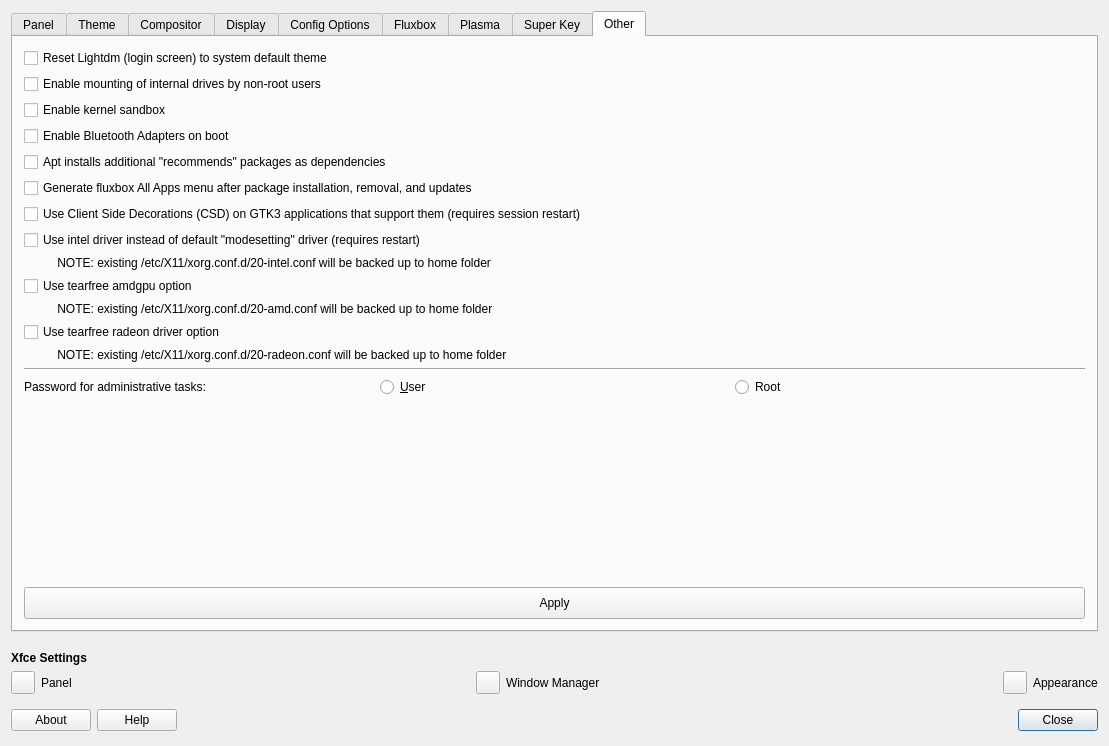
q4os/mxtools-for-debian, file mx-tweak/defaultlook.ui: the form before one commit.
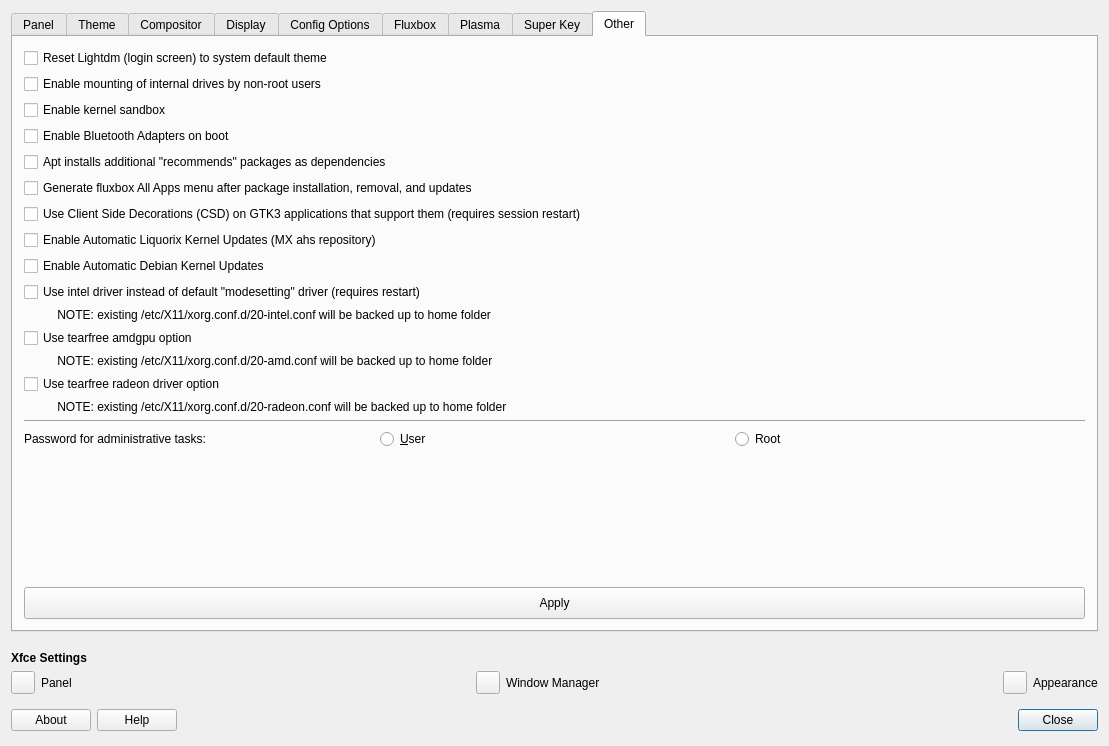
The form after the commit. The open tabs and pages were chosen to show the change. Icons and pictures are not drawn.

What changed in the file:
```diff
--- a/mx-tweak/defaultlook.ui
+++ b/mx-tweak/defaultlook.ui
@@ -265,7 +265,7 @@
       <enum>QTabWidget::North</enum>
      </property>
      <property name="currentIndex">
-      <number>7</number>
+      <number>8</number>
      </property>
      <widget class="QWidget" name="Panel">
       <attribute name="title">
@@ -1912,34 +1912,28 @@
          <property name="sizeConstraint">
           <enum>QLayout::SetNoConstraint</enum>
          </property>
-         <item row="16" column="0" colspan="3">
-          <spacer name="verticalSpacer_6">
-           <property name="orientation">
-            <enum>Qt::Vertical</enum>
+         <item row="13" column="0" colspan="3">
+          <widget class="QCheckBox" name="checkboxRadeontearfree">
+           <property name="text">
+            <string>Use tearfree radeon driver option</string>
            </property>
-           <property name="sizeHint" stdset="0">
-            <size>
-             <width>20</width>
-             <height>77</height>
-            </size>
-           </property>
-          </spacer>
+          </widget>
          </item>
-         <item row="0" column="0" colspan="3">
-          <widget class="QCheckBox" name="checkBoxLightdmReset">
+         <item row="14" column="0" colspan="3">
+          <widget class="QLabel" name="labelradeon">
            <property name="text">
-            <string>Reset Lightdm (login screen) to system default theme</string>
+            <string>          NOTE: existing /etc/X11/xorg.conf.d/20-radeon.conf will be backed up to home folder</string>
            </property>
           </widget>
          </item>
-         <item row="15" column="0">
+         <item row="18" column="0">
           <widget class="QLabel" name="label_11">
            <property name="text">
             <string>Password for administrative tasks:</string>
            </property>
           </widget>
          </item>
-         <item row="17" column="0" colspan="3">
+         <item row="20" column="0" colspan="3">
           <widget class="QPushButton" name="ButtonApplyEtc">
            <property name="minimumSize">
             <size>
@@ -1956,38 +1950,17 @@
            </property>
           </widget>
          </item>
-         <item row="14" column="0" colspan="3">
-          <widget class="Line" name="line_2">
-           <property name="orientation">
-            <enum>Qt::Horizontal</enum>
-           </property>
-          </widget>
-         </item>
-         <item row="1" column="0" colspan="3">
-          <widget class="QCheckBox" name="checkBoxMountInternalDrivesNonRoot">
+         <item row="5" column="0" colspan="3">
+          <widget class="QCheckBox" name="checkBoxDisableFluxboxMenuGeneration">
            <property name="text">
-            <string>Enable mounting of internal drives by non-root users</string>
+            <string>Generate fluxbox All Apps menu after package installation, removal, and updates</string>
            </property>
           </widget>
          </item>
-         <item row="15" column="2">
-          <widget class="QRadioButton" name="radioSudoRoot">
+         <item row="0" column="0" colspan="3">
+          <widget class="QCheckBox" name="checkBoxLightdmReset">
            <property name="text">
-            <string>Root</string>
-           </property>
-          </widget>
-         </item>
-         <item row="2" column="0" colspan="3">
-          <widget class="QCheckBox" name="checkBoxSandbox">
-           <property name="text">
-            <string>Enable kernel sandbox</string>
-           </property>
-          </widget>
-         </item>
-         <item row="15" column="1">
-          <widget class="QRadioButton" name="radioSudoUser">
-           <property name="text">
-            <string>&amp;User</string>
+            <string>Reset Lightdm (login screen) to system default theme</string>
            </property>
           </widget>
          </item>
@@ -2001,6 +1974,40 @@
            </property>
           </widget>
          </item>
+         <item row="18" column="2">
+          <widget class="QRadioButton" name="radioSudoRoot">
+           <property name="text">
+            <string>Root</string>
+           </property>
+          </widget>
+         </item>
+         <item row="11" column="0" colspan="3">
+          <widget class="QCheckBox" name="checkboxAMDtearfree">
+           <property name="text">
+            <string>Use tearfree amdgpu option</string>
+           </property>
+          </widget>
+         </item>
+         <item row="12" column="0" colspan="3">
+          <widget class="QLabel" name="labelamdgpu">
+           <property name="text">
+            <string>          NOTE: existing /etc/X11/xorg.conf.d/20-amd.conf will be backed up to home folder</string>
+           </property>
+          </widget>
+         </item>
+         <item row="19" column="0" colspan="3">
+          <spacer name="verticalSpacer_6">
+           <property name="orientation">
+            <enum>Qt::Vertical</enum>
+           </property>
+           <property name="sizeHint" stdset="0">
+            <size>
+             <width>20</width>
+             <height>77</height>
+            </size>
+           </property>
+          </spacer>
+         </item>
          <item row="4" column="0" colspan="3">
           <widget class="QCheckBox" name="checkBoxInstallRecommends">
            <property name="text">
@@ -2008,10 +2015,24 @@
            </property>
           </widget>
          </item>
-         <item row="5" column="0" colspan="3">
-          <widget class="QCheckBox" name="checkBoxDisableFluxboxMenuGeneration">
+         <item row="1" column="0" colspan="3">
+          <widget class="QCheckBox" name="checkBoxMountInternalDrivesNonRoot">
            <property name="text">
-            <string>Generate fluxbox All Apps menu after package installation, removal, and updates</string>
+            <string>Enable mounting of internal drives by non-root users</string>
+           </property>
+          </widget>
+         </item>
+         <item row="10" column="0" colspan="3">
+          <widget class="QLabel" name="labelIntel">
+           <property name="text">
+            <string>          NOTE: existing /etc/X11/xorg.conf.d/20-intel.conf will be backed up to home folder</string>
+           </property>
+          </widget>
+         </item>
+         <item row="18" column="1">
+          <widget class="QRadioButton" name="radioSudoUser">
+           <property name="text">
+            <string>&amp;User</string>
            </property>
           </widget>
          </item>
@@ -2022,45 +2043,44 @@
            </property>
           </widget>
          </item>
-         <item row="8" column="0" colspan="3">
+         <item row="2" column="0" colspan="3">
+          <widget class="QCheckBox" name="checkBoxSandbox">
+           <property name="text">
+            <string>Enable kernel sandbox</string>
+           </property>
+          </widget>
+         </item>
+         <item row="15" column="0" colspan="3">
+          <widget class="Line" name="line_2">
+           <property name="orientation">
+            <enum>Qt::Horizontal</enum>
+           </property>
+          </widget>
+         </item>
+         <item row="9" column="0" colspan="3">
           <widget class="QCheckBox" name="checkboxIntelDriver">
            <property name="text">
             <string>Use intel driver instead of default &quot;modesetting&quot; driver (requires restart)</string>
            </property>
           </widget>
          </item>
-         <item row="9" column="0" colspan="3">
-          <widget class="QLabel" name="labelIntel">
-           <property name="text">
-            <string>          NOTE: existing /etc/X11/xorg.conf.d/20-intel.conf will be backed up to home folder</string>
+         <item row="7" column="0" colspan="3">
+          <widget class="QCheckBox" name="checkBoxLiqKernelUpdates">
+           <property name="toolTip">
+            <string extracomment="toggle for apt hold action on update meta packages">put a hold or remove a hold on updates of Liquorix kernels</string>
            </property>
-          </widget>
-         </item>
-         <item row="10" column="0" colspan="3">
-          <widget class="QCheckBox" name="checkboxAMDtearfree">
            <property name="text">
-            <string>Use tearfree amdgpu option</string>
+            <string extracomment="uses apt-mark to hold or unhold updates to kernel metapackages">Enable Automatic Liquorix Kernel Updates (MX ahs repository)</string>
            </property>
           </widget>
          </item>
-         <item row="11" column="0" colspan="3">
-          <widget class="QLabel" name="labelamdgpu">
-           <property name="text">
-            <string>          NOTE: existing /etc/X11/xorg.conf.d/20-amd.conf will be backed up to home folder</string>
+         <item row="8" column="0" colspan="3">
+          <widget class="QCheckBox" name="checkBoxDebianKernelUpdates">
+           <property name="toolTip">
+            <string extracomment="toggle for apt hold action on update meta packages">put a hold or remove a hold on updates of Debian  kernels</string>
            </property>
-          </widget>
-         </item>
-         <item row="12" column="0" colspan="3">
-          <widget class="QCheckBox" name="checkboxRadeontearfree">
            <property name="text">
-            <string>Use tearfree radeon driver option</string>
-           </property>
-          </widget>
-         </item>
-         <item row="13" column="0" colspan="3">
-          <widget class="QLabel" name="labelradeon">
-           <property name="text">
-            <string>          NOTE: existing /etc/X11/xorg.conf.d/20-radeon.conf will be backed up to home folder</string>
+            <string extracomment="uses apt-mark to hold or unhold updates to kernel metapackages">Enable Automatic Debian Kernel Updates</string>
            </property>
           </widget>
          </item>
```
